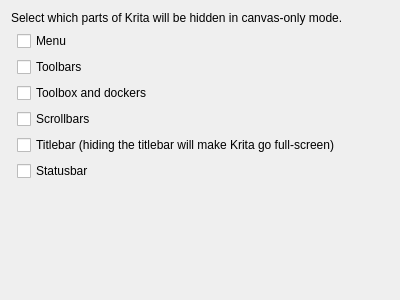
Above: libs/ui/forms/wdgfullscreensettings.ui from KDE/krita before the change. Below: the same form after it.
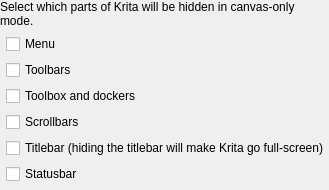
That is the form after the change.

What changed in the file:
```diff
--- a/libs/ui/forms/wdgfullscreensettings.ui
+++ b/libs/ui/forms/wdgfullscreensettings.ui
@@ -6,15 +6,19 @@
   </author>
  <class>WdgFullscreenSettings</class>
  <widget class="QWidget" name="WdgFullscreenSettings">
-  <property name="geometry">
-   <rect>
-    <x>0</x>
-    <y>0</y>
-    <width>400</width>
-    <height>300</height>
-   </rect>
-  </property>
   <layout class="QFormLayout" name="formLayout">
+   <property name="leftMargin">
+    <number>0</number>
+   </property>
+   <property name="topMargin">
+    <number>0</number>
+   </property>
+   <property name="rightMargin">
+    <number>0</number>
+   </property>
+   <property name="bottomMargin">
+    <number>0</number>
+   </property>
    <item row="0" column="0" colspan="2">
     <widget class="QLabel" name="label">
      <property name="text">
```
